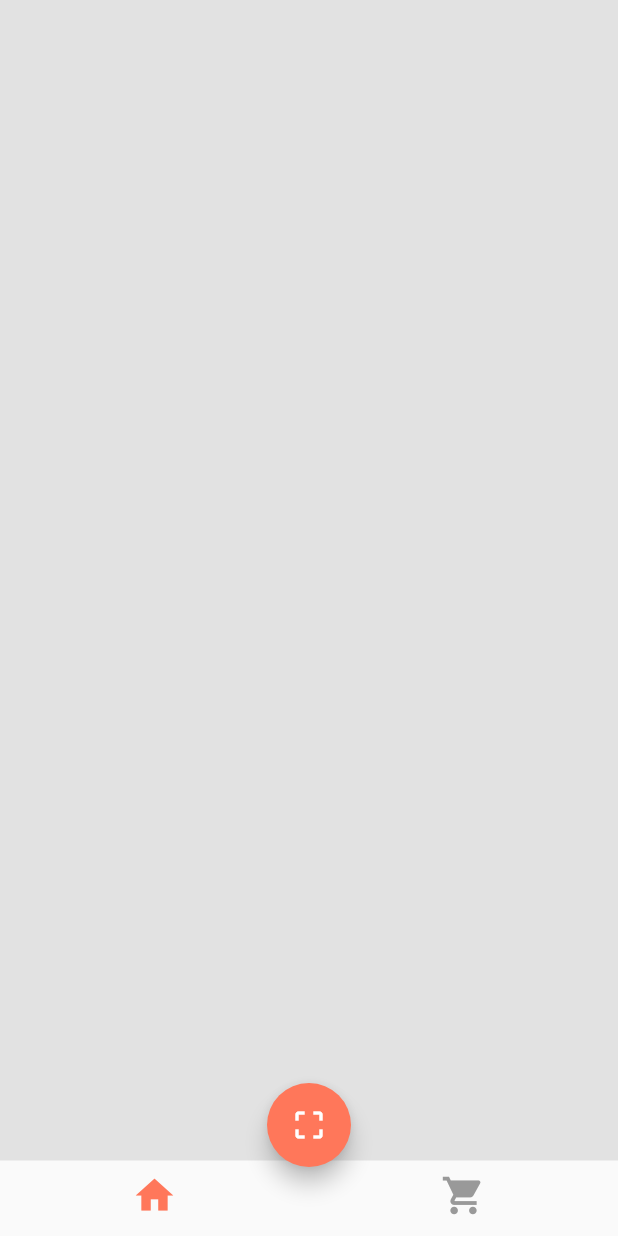
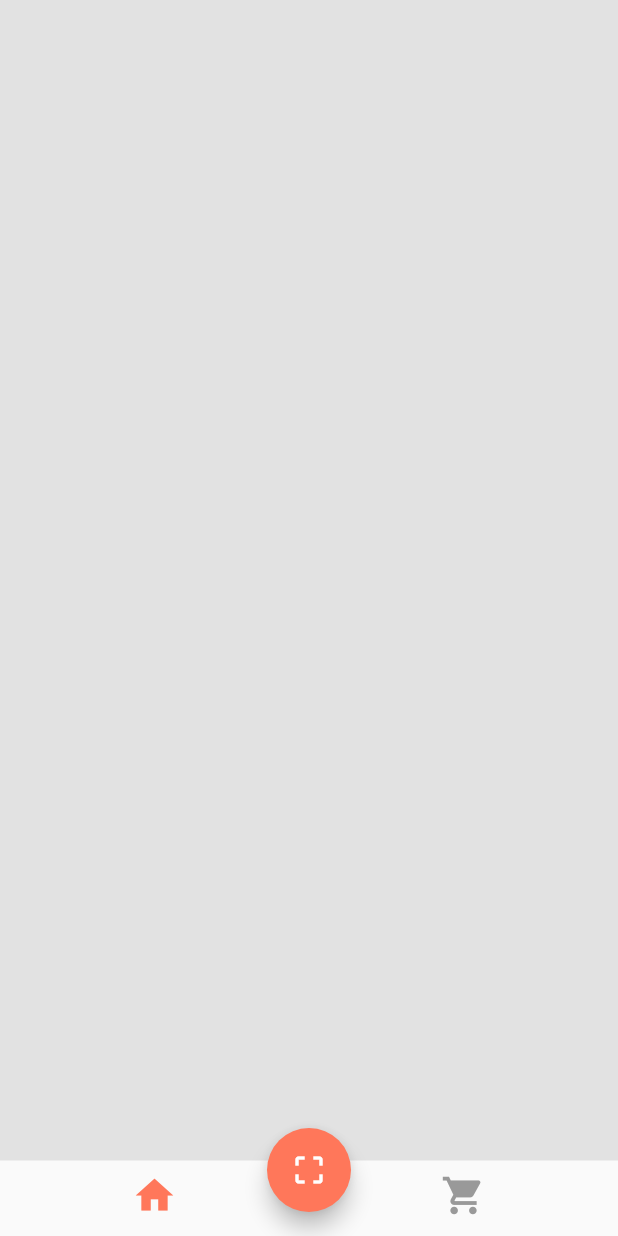
Before and after one commit to ykaito21/scango_app, a Flutter app: the screen it shows after launch, on a phone screen of 412 x 824 dp. Run offline on Flutter 3.47's test engine with Material 2 defaults, Android fonts, the phone set to English and light mode, and no system bars.

```diff
--- a/lib/src/ui/screens/home_screen.dart
+++ b/lib/src/ui/screens/home_screen.dart
@@ -1,3 +1,5 @@
+import 'dart:io';
+
 import 'package:flutter/cupertino.dart';
 import 'package:flutter/material.dart';
 import 'package:provider/provider.dart';
@@ -68,7 +70,9 @@ class HomeScreen extends StatelessWidget {
               ),
             ),
             floatingActionButton: Padding(
-              padding: const EdgeInsets.only(bottom: 30.0),
+              padding: (Platform.isIOS)
+                  ? const EdgeInsets.only(bottom: 30.0)
+                  : const EdgeInsets.only(bottom: 0.0),
               child: FloatingActionButton(
                 child: Icon(Icons.crop_free),
                 onPressed: () => null,
```
Also changed, not shown: pubspec.yaml (+9 -0 lines), assets/images/logo.png (added), assets/images/logo_ios.png (added), pubspec.lock, 56 other files.
